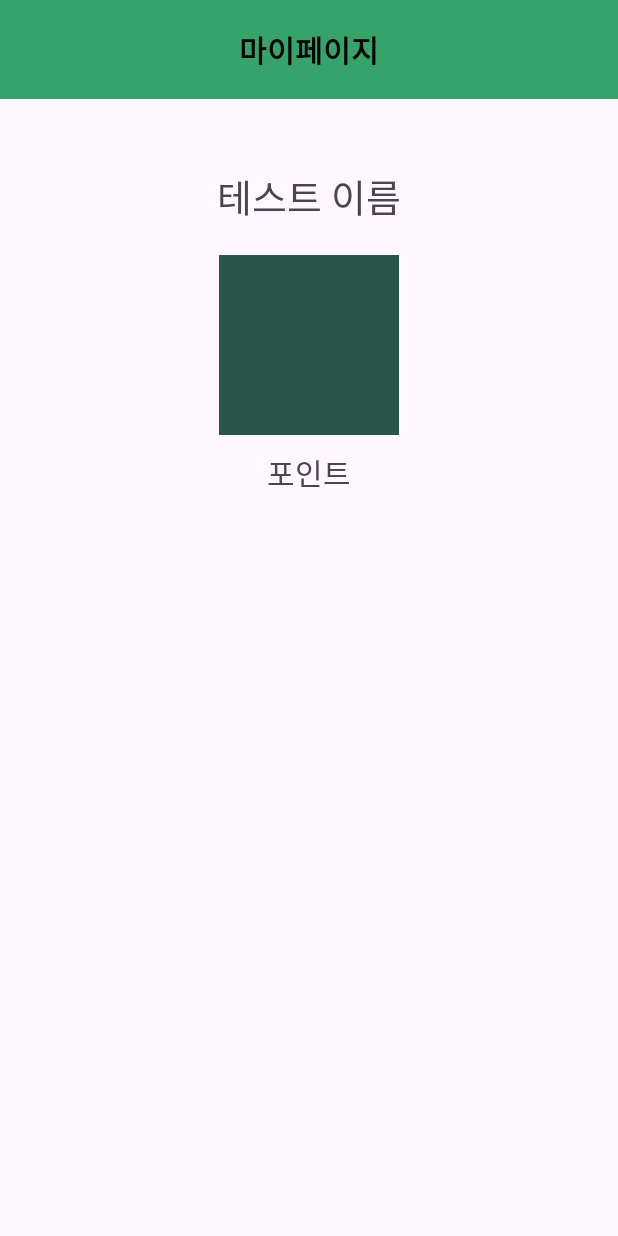
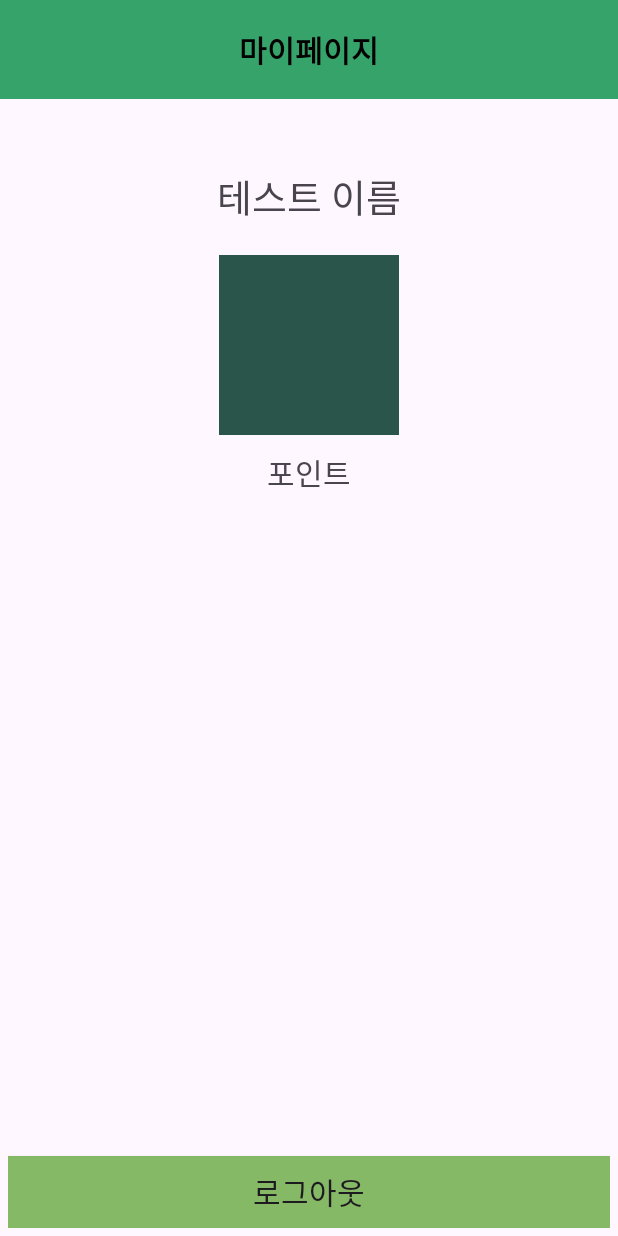
Before and after one commit to alsgudans/cropdiary, an Android app: the MypageActivity screen opened directly, with no data from a screen before it, on a phone screen of 412 x 824 dp. Run offline under Robolectric (Android 15) with nearby library versions, the phone set to English and light mode, and no system bars; our stand-ins replace Firebase (no records; nobody signed in at launch, a user with empty details on screens opened directly); 2 statements that could not run were skipped.

Commit message:
자동로그인, 로그아웃 기능 구현 성공

```diff
--- a/app/src/main/res/layout/activity_mypage.xml
+++ b/app/src/main/res/layout/activity_mypage.xml
@@ -65,4 +65,24 @@
 
     </LinearLayout>
 
+    <LinearLayout
+        android:layout_width="match_parent"
+        android:layout_height="match_parent"
+        android:padding="5dp"
+        android:orientation="vertical"
+        android:gravity="bottom">
+
+        <android.widget.Button
+            android:id="@+id/logout"
+            android:layout_width="match_parent"
+            android:layout_height="wrap_content"
+            android:text="로그아웃"
+            android:textSize="20dp"
+            android:background="@color/button_color1"/>
+
+
+    </LinearLayout>
+
+
+
 </LinearLayout>
```
Also changed, not shown: app/src/main/java/com/example/mycrodiary/Account_Pages/LoginpageActivity.kt (+41 -12 lines), app/src/main/java/com/example/mycrodiary/My_Pages/MypageActivity.kt (+26 -1 lines), app/src/main/res/layout/activity_settingpage.xml (+4 -14 lines).
